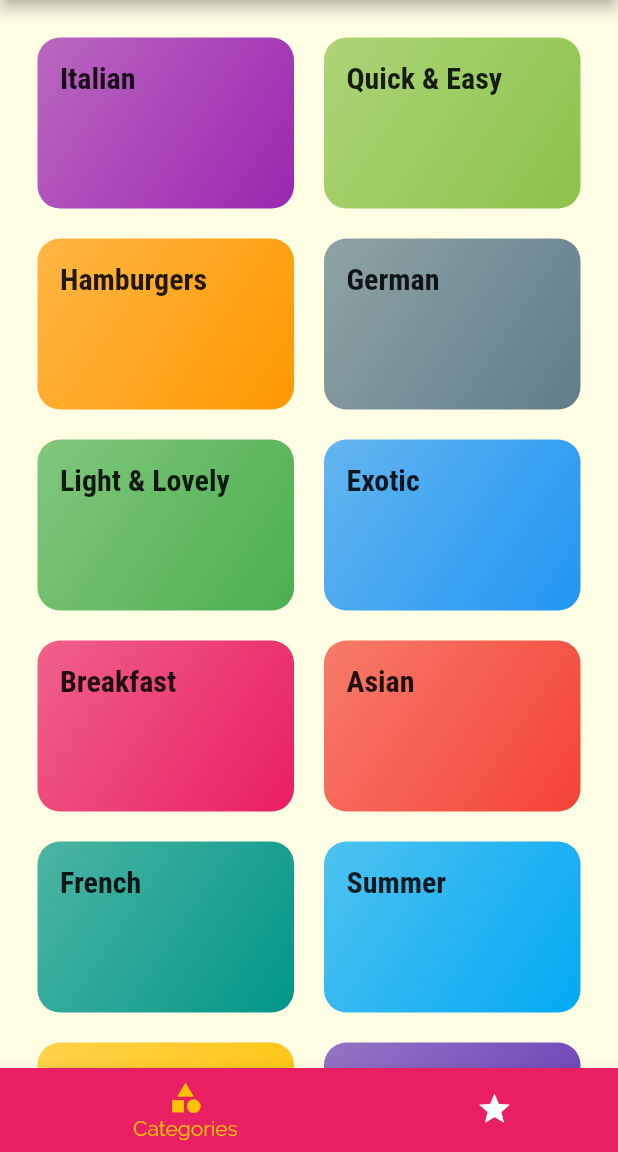
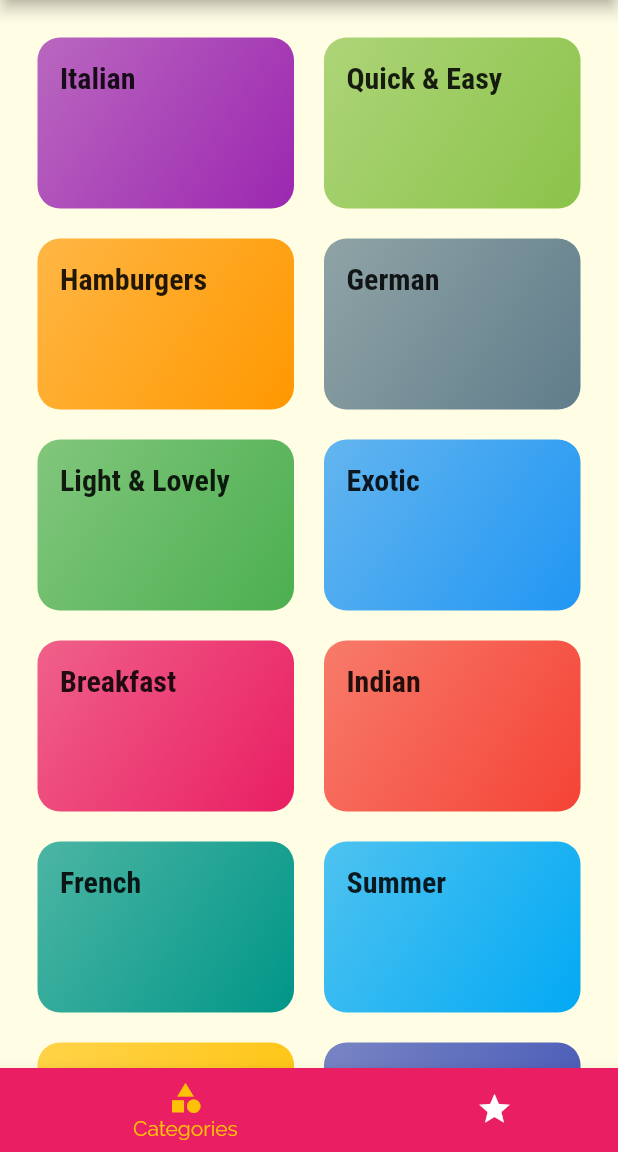
Before and after one commit to Sarjhana/RecipeApp, a Flutter app: the screen it shows after launch, on a phone screen of 412 x 824 dp, the part 84-1236 px from its top. Run offline on Flutter 3.47's test engine with Material 2 defaults, Android fonts, the phone set to English and light mode, and no system bars.

Commit message:
final commit

```diff
--- a/lib/dummy_data.dart
+++ b/lib/dummy_data.dart
@@ -41,7 +41,7 @@ const DUMMY_CATEGORIES = const [
   ),
   Category(
     id: 'c8',
-    title: 'Asian',
+    title: 'Indian',
     color: Colors.red,
   ),
   Category(
@@ -56,23 +56,14 @@ const DUMMY_CATEGORIES = const [
   ),
   Category(
     id: 'c11',
-    title: 'North Indian',
+    title: 'Chinese',
     color: Colors.amber,
   ),
+
   Category(
     id: 'c12',
-    title: 'South Indian',
-    color: Colors.deepPurple,
-  ),
-  Category(
-    id: 'c13',
     title: 'Mexican',
     color: Colors.indigo,
-  ),
-  Category(
-    id: 'c14',
-    title: 'Arabian',
-    color: Colors.cyanAccent,
   ),
 ];
 
@@ -210,7 +201,7 @@ const DUMMY_MEALS = const [
     id: 'm5',
     categories: [
       'c2'
-          'c5',
+      'c5',
       'c10',
     ],
     title: 'Salad with Smoked Salmon',
@@ -282,6 +273,7 @@ const DUMMY_MEALS = const [
     id: 'm7',
     categories: [
       'c7',
+      'c12',
     ],
     title: 'Pancakes',
     affordability: Affordability.Affordable,
@@ -313,6 +305,7 @@ const DUMMY_MEALS = const [
     id: 'm8',
     categories: [
       'c8',
+      'c11'
     ],
     title: 'Creamy Indian Chicken Curry',
     affordability: Affordability.Pricey,
```
